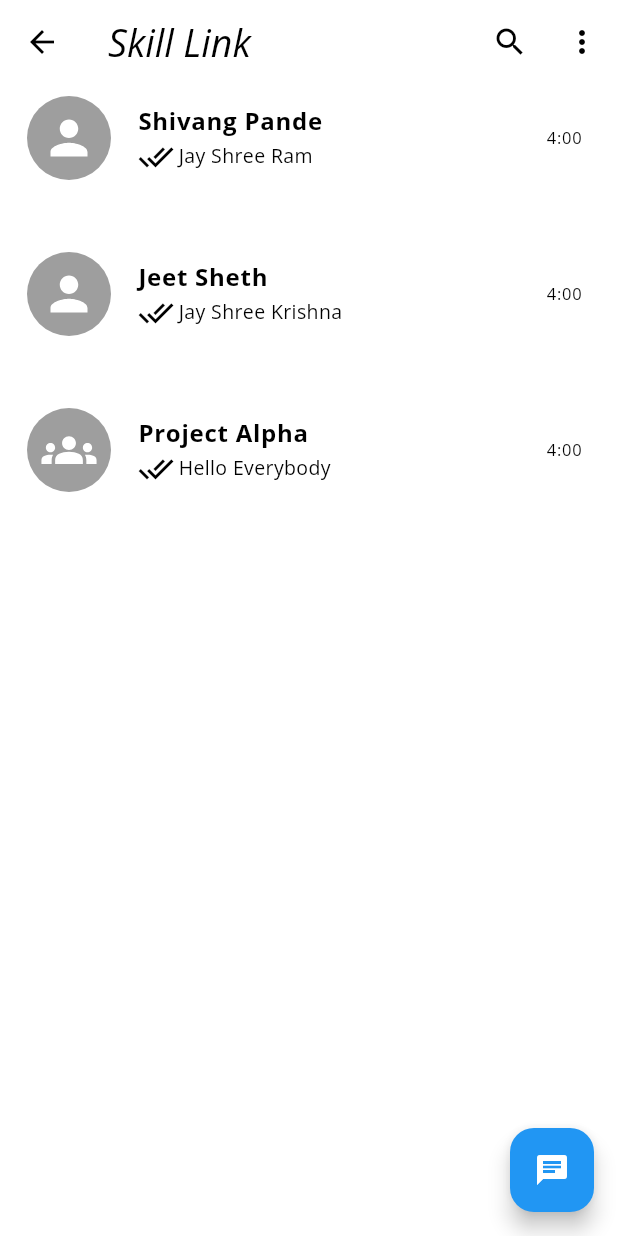
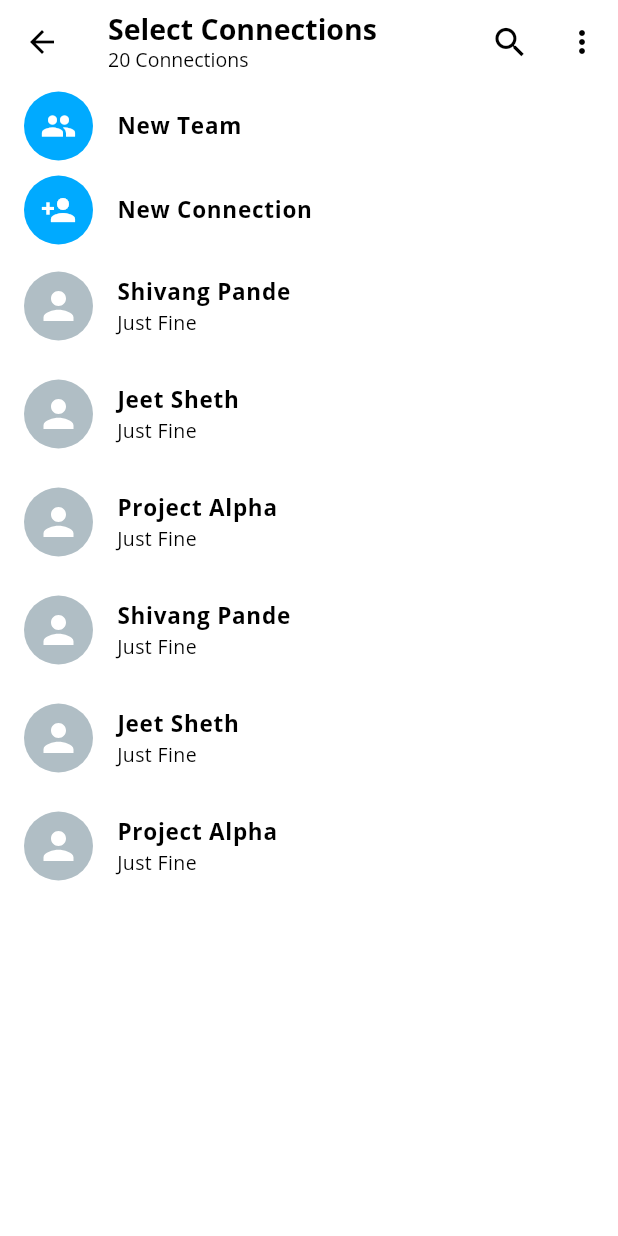
Before and after one commit to Shivvangg/skill_link, a Flutter app: the ChatScreen screen opened directly, after a tap on the "chat" icon, on a phone screen of 412 x 824 dp. Run offline on Flutter 3.47's test engine with Material 3 defaults, Android fonts, the phone set to English and light mode, and no system bars; our stand-ins replace flutter_secure_storage, flutter_svg, image_picker; accounts and stored records are empty.

Commit message:
add new chat functionality with dummy data added

```diff
--- /dev/null
+++ b/lib/common/button_card.dart
@@ -0,0 +1,27 @@
+// ignore_for_file: deprecated_member_use
+import 'package:flutter/material.dart';
+
+class ButtonCard extends StatelessWidget {
+  const ButtonCard({super.key, required this.name, required this.icon});
+  final String name;
+  final IconData icon;
+
+  @override
+  Widget build(BuildContext context) {
+    return InkWell(
+      onTap: () {},
+      child: ListTile(
+        leading: CircleAvatar(
+          radius: 23,
+          backgroundColor: const Color.fromARGB(255, 0, 170, 255),
+          child: Icon(icon, color: Colors.white),
+        ),
+        title: Text( name , style: const TextStyle(
+          fontSize: 15,
+          fontWeight: FontWeight.bold,
+          ),
+        ),
+      ),
+    );
+  }
+}
--- /dev/null
+++ b/lib/common/connection_card.dart
@@ -0,0 +1,37 @@
+// ignore_for_file: deprecated_member_use
+
+import 'package:flutter/material.dart';
+import 'package:flutter_svg/flutter_svg.dart';
+
+import '../model/chat_model.dart';
+
+class ConnectionCard extends StatelessWidget {
+  const ConnectionCard({super.key, required this.connection});
+  final ChatModel connection;
+
+  @override
+  Widget build(BuildContext context) {
+    return InkWell(
+      onTap: () {},
+      child: ListTile(
+        leading: CircleAvatar(
+          radius: 23,
+          backgroundColor: Colors.blueGrey[200],
+          child: SvgPicture.asset("assets/iconns/person.svg",
+              color: Colors.white, height: 30, width: 30),
+        ),
+        title: Text( connection.name , style: const TextStyle(
+          fontSize: 15,
+          fontWeight: FontWeight.bold,
+          ),
+        ),
+        subtitle: Text(
+          connection.status,
+          style: const TextStyle(
+            fontSize: 13,
+          ),
+        ),
+      ),
+    );
+  }
+}
--- a/lib/model/chat_model.dart
+++ b/lib/model/chat_model.dart
@@ -4,6 +4,7 @@ class ChatModel{
   bool isGroup;
   String time;
   String currentMessage;
+  String status;
 
-  ChatModel({required this.name, required this.icon, required this.isGroup, required this.time, required this.currentMessage});
+  ChatModel({required this.name, required this.icon, required this.isGroup, required this.time, required this.currentMessage, required this.status});
 }
--- a/lib/screens/user/chat_screen.dart
+++ b/lib/screens/user/chat_screen.dart
@@ -2,6 +2,7 @@
 
 import 'package:flutter/material.dart';
 import 'package:skill_link/common/custom_card.dart';
+import 'package:skill_link/screens/user/select_chat.dart';
 
 import '../../model/chat_model.dart';
 
@@ -15,9 +16,9 @@ class ChatScreen extends StatefulWidget {
 class _ChatScreenState extends State<ChatScreen> {
 
   List<ChatModel> chats = [
-    ChatModel(name: "Shivang Pande", icon: "person.svg", isGroup: false, time: "4:00", currentMessage: "Jay Shree Ram"),
-    ChatModel(name: "Jeet Sheth", icon: "person.svg", isGroup: false, time: "4:00", currentMessage: "Jay Shree Krishna"),
-    ChatModel(name: "Project Alpha", icon: "groups.svg", isGroup: true, time: "4:00", currentMessage: "Hello Everybody")
+    ChatModel(name: "Shivang Pande", icon: "person.svg", isGroup: false, time: "4:00", currentMessage: "Jay Shree Ram", status: "Just Fine"),
+    ChatModel(name: "Jeet Sheth", icon: "person.svg", isGroup: false, time: "4:00", currentMessage: "Jay Shree Krishna", status: "Just Fine"),
+    ChatModel(name: "Project Alpha", icon: "groups.svg", isGroup: true, time: "4:00", currentMessage: "Hello Everybody", status: "Just Fine")
   ];
   @override
   Widget build(BuildContext context) {
@@ -45,7 +46,9 @@ class _ChatScreenState extends State<ChatScreen> {
         ],
       ),
       floatingActionButton: FloatingActionButton(
-        onPressed: () {},
+        onPressed: () {
+          Navigator.push(context, MaterialPageRoute(builder: (builder) => const SelectChat()));
+        },
         child: const Icon(Icons.chat),
       ),
       body: ListView.builder(
--- /dev/null
+++ b/lib/screens/user/select_chat.dart
@@ -0,0 +1,80 @@
+import 'package:flutter/material.dart';
+import 'package:skill_link/common/button_card.dart';
+import 'package:skill_link/common/connection_card.dart';
+import 'package:skill_link/model/chat_model.dart';
+
+class SelectChat extends StatefulWidget {
+  const SelectChat({super.key});
+
+  @override
+  State<SelectChat> createState() => _SelectChatState();
+}
+
+class _SelectChatState extends State<SelectChat> {
+  @override
+  Widget build(BuildContext context) {
+    List<ChatModel> connections = [
+    ChatModel(name: "Shivang Pande", icon: "person.svg", isGroup: false, time: "4:00", currentMessage: "Jay Shree Ram", status: "Just Fine"),
+    ChatModel(name: "Jeet Sheth", icon: "person.svg", isGroup: false, time: "4:00", currentMessage: "Jay Shree Krishna", status: "Just Fine"),
+    ChatModel(name: "Project Alpha", icon: "groups.svg", isGroup: true, time: "4:00", currentMessage: "Hello Everybody", status: "Just Fine"),
+    ChatModel(name: "Shivang Pande", icon: "person.svg", isGroup: false, time: "4:00", currentMessage: "Jay Shree Ram", status: "Just Fine"),
+    ChatModel(name: "Jeet Sheth", icon: "person.svg", isGroup: false, time: "4:00", currentMessage: "Jay Shree Krishna", status: "Just Fine"),
+    ChatModel(name: "Project Alpha", icon: "groups.svg", isGroup: true, time: "4:00", currentMessage: "Hello Everybody", status: "Just Fine")
+    ];
+    return Scaffold(
+      appBar: AppBar(
+        title: const Column(
+          mainAxisAlignment: MainAxisAlignment.start,
+          crossAxisAlignment: CrossAxisAlignment.start,
+          children: [
+            Text(
+              "Select Connections",
+              style: TextStyle(fontSize: 19, fontWeight: FontWeight.bold),
+            ),
+            Text(
+              "20 Connections",
+              style: TextStyle(fontSize: 13),
+            )
+          ],
+        ),
+        actions: [
+          IconButton(
+              onPressed: () {},
+              icon: const Icon(
+                Icons.search,
+                size: 26,
+              )),
+          PopupMenuButton<String>(
+              padding: const EdgeInsets.all(0),
+              itemBuilder: (BuildContext context) {
+                return [
+                  const PopupMenuItem(
+                    value: "Add a friend",
+                    child: Text("Add a friend"),
+                  ),
+                  const PopupMenuItem(
+                    value: "Connections",
+                    child: Text("Connections"),
+                  ),
+                  const PopupMenuItem(
+                    value: "Refresh",
+                    child: Text("Refresh"),
+                  ),
+                ];
+              }),
+        ],
+      ),
+      body: ListView.builder(
+        itemCount: connections.length + 2,
+        itemBuilder: (context, index) {
+          if (index == 0){
+            return const ButtonCard(name: "New Team", icon: Icons.group);
+          } else if (index == 1){
+            return const ButtonCard(name: "New Connection", icon: Icons.person_add);
+          }
+          return ConnectionCard(connection: connections[index - 2]);
+        },
+      ),
+    );
+  }
+}
--- a/pubspec.yaml
+++ b/pubspec.yaml
@@ -42,6 +42,8 @@ dependencies:
   web_socket_channel: ^3.0.1
   image_picker: ^1.1.2
   flutter_svg: ^2.0.10+1
+  emoji_picker_flutter: ^3.1.0
+  shared_preferences: ^2.3.2
 
 dev_dependencies:
   flutter_test:
```
Also changed, not shown: lib/screens/user/individual_chatpage.dart (+127 -15 lines), pubspec.lock, 5 other files.
